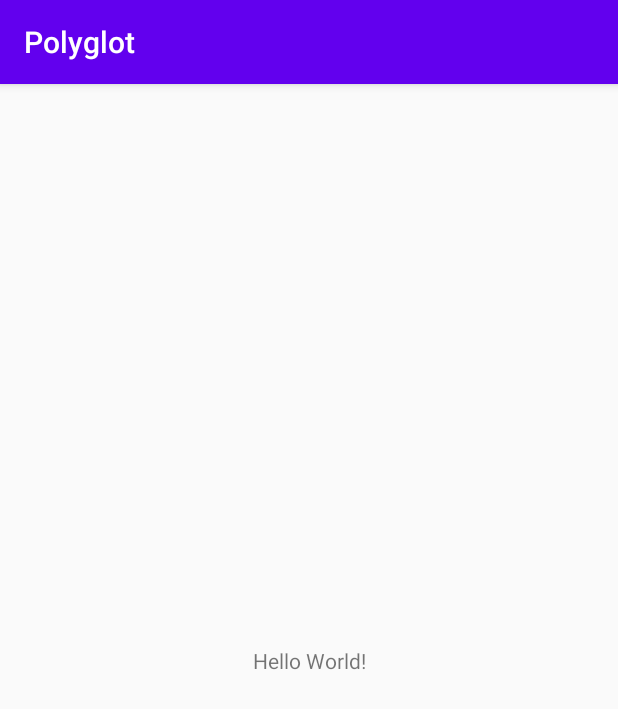
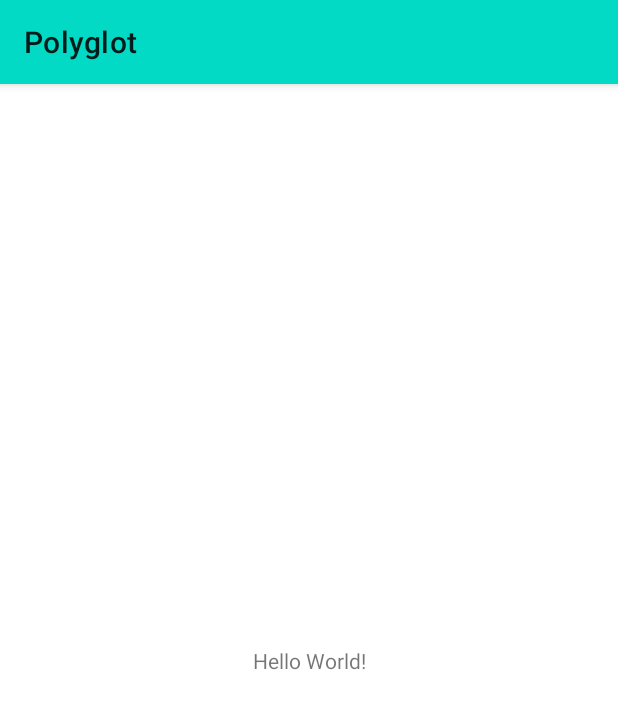
Before and after one commit to lukitoki1/bsc-diploma, an Android app: the screen it shows after launch (MainActivity), on a phone screen of 412 x 824 dp. Shown: the top 709 px of the screen. Run offline under Robolectric (Android 15) with nearby library versions, the phone set to English and light mode, and no system bars.

Commit message:
Add Material components dependency

```diff
--- a/app/build.gradle
+++ b/app/build.gradle
@@ -30,6 +30,7 @@ dependencies {
     implementation 'androidx.core:core-ktx:1.3.2'
     implementation 'androidx.appcompat:appcompat:1.2.0'
     implementation 'androidx.constraintlayout:constraintlayout:2.0.4'
+    implementation 'com.google.android.material:material:1.2.1'
     testImplementation 'junit:junit:4.12'
     androidTestImplementation 'androidx.test.ext:junit:1.1.2'
     androidTestImplementation 'androidx.test.espresso:espresso-core:3.3.0'
--- a/app/src/main/res/values/styles.xml
+++ b/app/src/main/res/values/styles.xml
@@ -1,8 +1,8 @@
 <resources>
     <!-- Base application theme. -->
-    <style name="AppTheme" parent="Theme.AppCompat.Light.DarkActionBar">
+    <style name="AppTheme" parent="Theme.MaterialComponents.DayNight">
         <!-- Customize your theme here. -->
-        <item name="colorPrimary">@color/colorPrimary</item>
+        <item name="colorPrimary">@color/colorAccent</item>
         <item name="colorPrimaryDark">@color/colorPrimaryDark</item>
         <item name="colorAccent">@color/colorAccent</item>
     </style>
```
